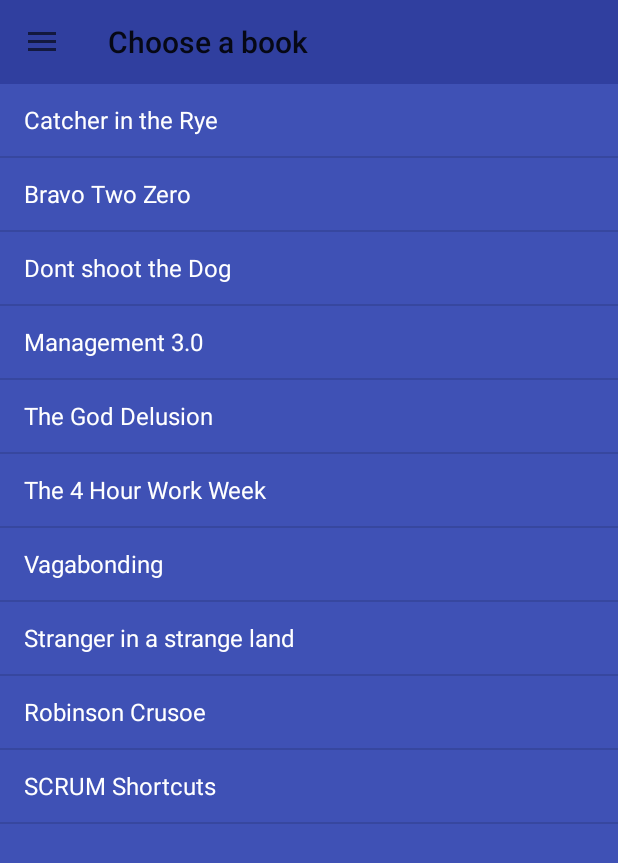
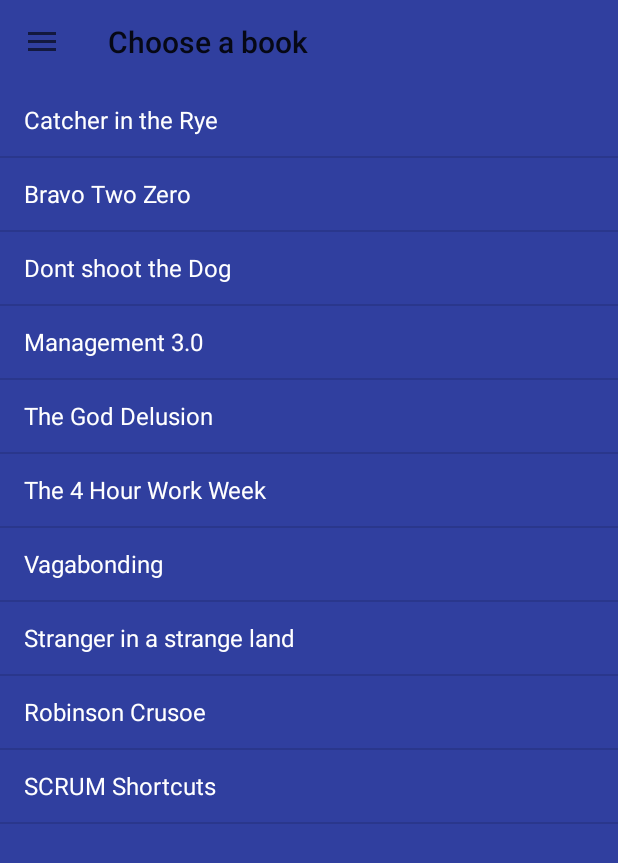
Before and after one commit to shredderskelton/androidtemplate, an Android app: the screen it shows after launch (MainActivity), on a phone screen of 412 x 824 dp. Shown: the top 863 px of the screen. Run offline under Robolectric (Android 15) with nearby library versions, the phone set to English and light mode, and no system bars; our stand-ins replace ButterKnife.

Commit message:
more lint

```diff
--- a/app/src/main/res/layout/activity_main.xml
+++ b/app/src/main/res/layout/activity_main.xml
@@ -2,8 +2,7 @@
     android:id="@+id/main_drawer"
     xmlns:android="http://schemas.android.com/apk/res/android"
     android:layout_width="match_parent"
-    android:layout_height="match_parent"
-    android:background="?attr/colorPrimary">
+    android:layout_height="match_parent">
 
     <LinearLayout
         android:layout_width="match_parent"
@@ -13,8 +12,7 @@
         <android.support.v7.widget.Toolbar
             android:id="@+id/main_toolbar"
             android:layout_width="match_parent"
-            android:layout_height="wrap_content"
-            android:background="?attr/colorPrimaryDark"/>
+            android:layout_height="wrap_content"/>
 
         <FrameLayout
             android:id="@+id/main_content"
--- a/app/src/main/res/values-v21/styles.xml
+++ b/app/src/main/res/values-v21/styles.xml
@@ -3,8 +3,5 @@
     <style name="AppTheme.NoActionBar">
         <item name="windowActionBar">false</item>
         <item name="windowNoTitle">true</item>
-        <item name="android:textColor">@android:color/white</item>
-        <!--<item name="android:windowDrawsSystemBarBackgrounds">true</item>-->
-        <!--<item name="android:statusBarColor">@android:color/transparent</item>-->
     </style>
 </resources>
--- a/app/src/main/res/values-w820dp/dimens.xml
+++ /dev/null
@@ -1,6 +0,0 @@
-<resources>
-    <!-- Example customization of dimensions originally defined in res/values/dimens.xml
-         (such as screen margins) for screens with more than 820dp of available width. This
-         would include 7" and 10" devices in landscape (~960dp and ~1280dp respectively). -->
-    <dimen name="activity_horizontal_margin">64dp</dimen>
-</resources>
--- a/app/src/main/res/values/dimens.xml
+++ /dev/null
@@ -1,6 +0,0 @@
-<resources>
-    <!-- Default screen margins, per the Android Design guidelines. -->
-    <dimen name="activity_horizontal_margin">16dp</dimen>
-    <dimen name="activity_vertical_margin">16dp</dimen>
-    <dimen name="fab_margin">16dp</dimen>
-</resources>
--- a/app/src/main/res/values/styles.xml
+++ b/app/src/main/res/values/styles.xml
@@ -6,6 +6,8 @@
         <item name="colorPrimary">@color/colorPrimary</item>
         <item name="colorPrimaryDark">@color/colorPrimaryDark</item>
         <item name="colorAccent">@color/colorAccent</item>
+        <item name="android:textColor">@android:color/white</item>
+        <item name="android:background">?attr/colorPrimaryDark</item>
     </style>
 
     <style name="AppTheme.NoActionBar">
```
